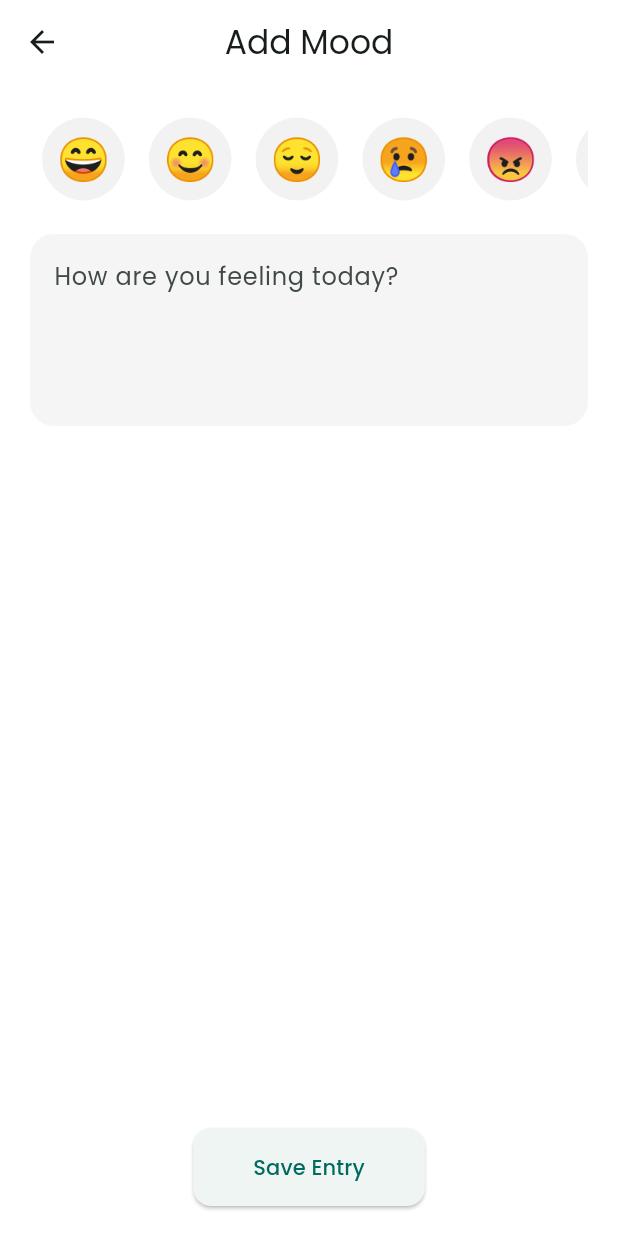
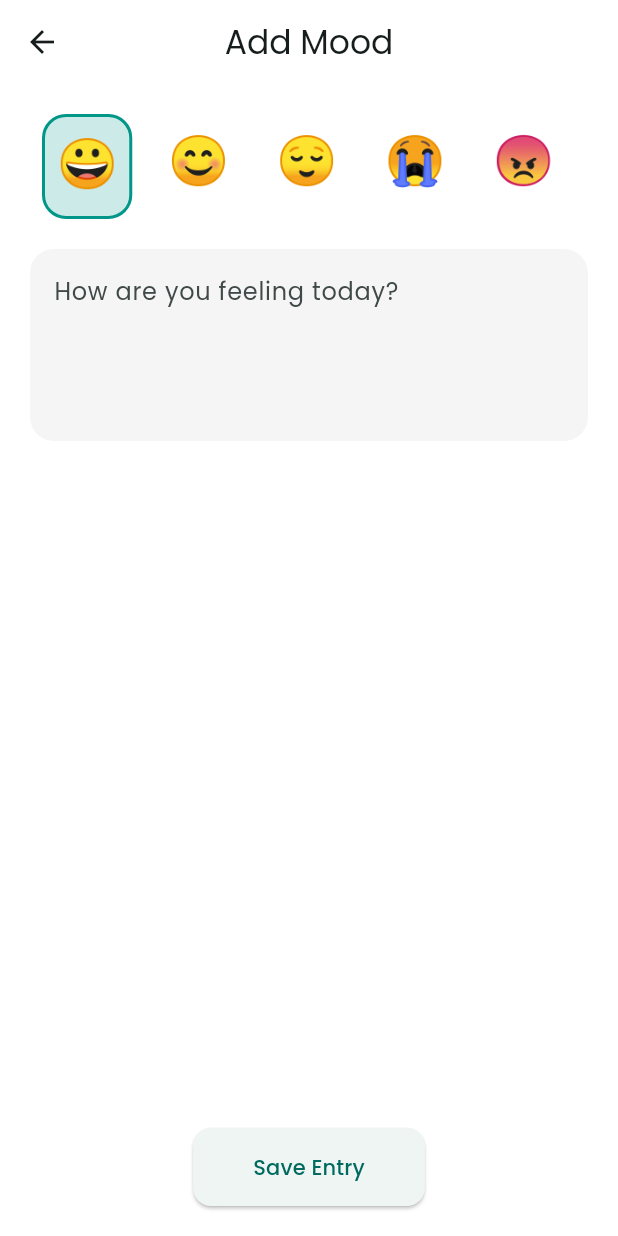
Before and after one commit to greyscriptdg/MindRipple_UI, a Flutter app: the AddMoodScreen screen opened directly, on a phone screen of 412 x 824 dp. Run offline on Flutter 3.47's test engine with Material 3 defaults, Android fonts, the phone set to English and light mode, and no system bars; our stand-ins replace google_fonts.

Commit message:
fix: add selection feedback for emojis in Add Mood screen (#2)
Added background glow and border highlight to selected emoji. Improved UX for mood selection.

```diff
--- a/lib/components/emoji_slider.dart
+++ b/lib/components/emoji_slider.dart
@@ -1,32 +1,67 @@
 import 'package:flutter/material.dart';
 
-class EmojiSlider extends StatelessWidget {
+class EmojiSlider extends StatefulWidget {
   final Function(String) onChanged;
 
-  EmojiSlider({super.key, required this.onChanged});
+  const EmojiSlider({super.key, required this.onChanged});
 
-  final List<String> emojis = ["😄", "😊", "😌", "😢", "😠", "😭", "😴", "🤔", "😎"];
+  @override
+  State<EmojiSlider> createState() => _EmojiSliderState();
+}
+
+class _EmojiSliderState extends State<EmojiSlider> {
+  final List<String> emojis = ["😀", "😊", "😌", "😭", "😠", "😭"];
+  String selectedEmoji = "😀";
+
+  @override
+  void initState() {
+    super.initState();
+    WidgetsBinding.instance.addPostFrameCallback((_) {
+      widget.onChanged(selectedEmoji);
+    });
+  }
 
   @override
   Widget build(BuildContext context) {
     return SizedBox(
-      height: 60,
+      height: 70,
       child: ListView.builder(
         scrollDirection: Axis.horizontal,
         itemCount: emojis.length,
         itemBuilder: (context, index) {
+          final emoji = emojis[index];
+          final isSelected = emoji == selectedEmoji;
+
           return GestureDetector(
-            onTap: () => onChanged(emojis[index]),
+            onTap: () {
+              setState(() {
+                selectedEmoji = emoji;
+              });
+              widget.onChanged(emoji);
+            },
             child: Container(
               margin: const EdgeInsets.symmetric(horizontal: 8),
-              padding: const EdgeInsets.all(10),
+              padding: const EdgeInsets.all(8),
               decoration: BoxDecoration(
-                color: Theme.of(context).brightness == Brightness.dark
-                    ? Colors.white.withOpacity(0.05)
-                    : Colors.black.withOpacity(0.05),
-                shape: BoxShape.circle,
+                color: isSelected
+                    ? Theme.of(context).brightness == Brightness.dark
+                        ? Colors.white.withOpacity(0.2)
+                        : Colors.teal.withOpacity(0.2)
+                    : Colors.transparent,
+                borderRadius: BorderRadius.circular(16),
+                border: isSelected
+                    ? Border.all(
+                        color: Theme.of(context).brightness == Brightness.dark
+                            ? Colors.white
+                            : Colors.teal,
+                        width: 2,
+                      )
+                    : null,
               ),
-              child: Text(emojis[index], style: const TextStyle(fontSize: 28)),
+              child: Text(
+                emoji,
+                style: const TextStyle(fontSize: 32),
+              ),
             ),
           );
         },
```
Also changed, not shown: 6 other files.
